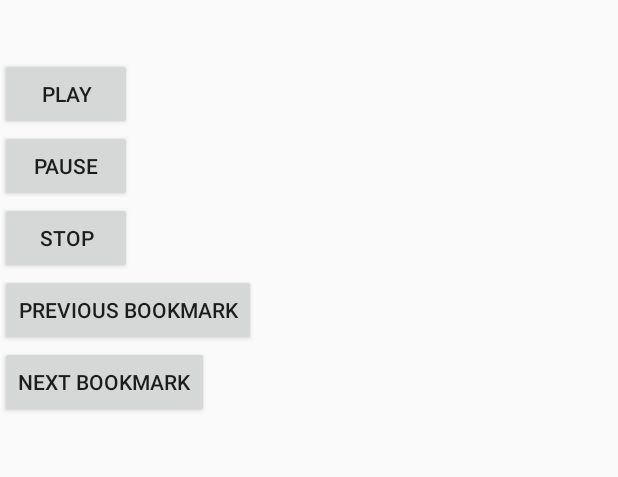
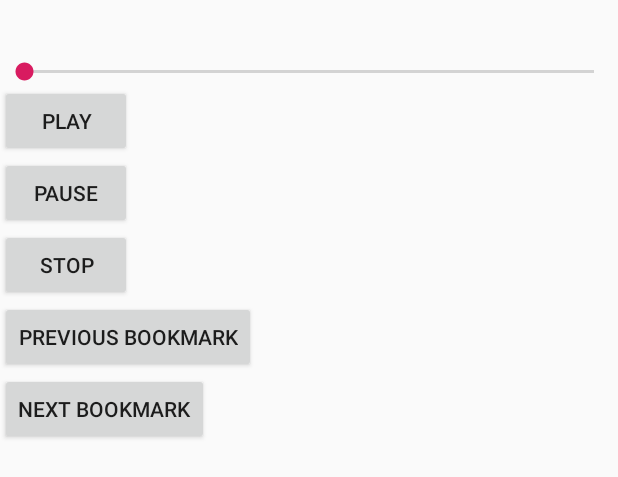
Before and after one commit to datchung/AudioRecorderBookmarkAndroid, an Android app: the layout activity_play.xml on its own in the app's theme, with its tools: preview values and no code run, on a phone screen of 412 x 824 dp. Shown: the top 477 px of the screen. Run offline under Robolectric (Android 15) with nearby library versions, the phone set to English and light mode, and no system bars.

Commit message:
Add SeekBar (wip)

```diff
--- a/app/src/main/java/com/innochi/audiorecorderbookmark/MusicPlayer.java
+++ b/app/src/main/java/com/innochi/audiorecorderbookmark/MusicPlayer.java
@@ -87,18 +87,20 @@ public class MusicPlayer {
     }
 
     public int getPosition(){
-        return mPlayer.getCurrentPosition();
+        return mPlayer == null ? 0 : mPlayer.getCurrentPosition();
     }
 
     public int getDuration(){
-        return mPlayer.getDuration();
+        return mPlayer == null ? 0 : mPlayer.getDuration();
     }
 
     public void seek(int position){
+        if(mPlayer == null) return;
         mPlayer.seekTo(position);
     }
 
     public void start(){
+        if(mPlayer == null) return;
         mPlayer.start();
     }
 }
--- a/app/src/main/java/com/innochi/audiorecorderbookmark/PlayActivity.java
+++ b/app/src/main/java/com/innochi/audiorecorderbookmark/PlayActivity.java
@@ -9,15 +9,20 @@ import android.view.View;
 import android.view.ViewGroup;
 import android.widget.LinearLayout;
 import android.widget.ScrollView;
+import android.widget.SeekBar;
 import android.widget.TextView;
 
 import java.util.List;
+import java.util.Timer;
+import java.util.TimerTask;
 
 public class PlayActivity extends AppCompatActivity {
 
     private MusicPlayer mPlayer = null;
     private String mFilePath = null;
     private int mOffsetMs = -5000;
+    private SeekBar mSeekBar = null;
+    private TextView mSeekBarTextView = null;
 
     @Override
     protected void onCreate(Bundle savedInstanceState) {
@@ -35,12 +40,41 @@ public class PlayActivity extends AppCompatActivity {
 
         mPlayer = new MusicPlayer(mFilePath, bookmarks, mOffsetMs);
         mPlayer.startPlaying();
+
+        initializeSeekBar();
     }
 
     @Override
     public void onStop() {
         super.onStop();
         mPlayer.stopPlaying();
+    }
+
+    private void initializeSeekBar() {
+        mSeekBar = findViewById(R.id.playSeekBar);
+        mSeekBar.setMax(mPlayer.getDuration() / 1000);
+
+        mSeekBarTextView = findViewById(R.id.playRecordingPosition);
+
+        Timer timer = new Timer();
+        timer.schedule(new TimerTask()
+        {
+            @Override
+            public void run()
+            {
+                if(mPlayer != null) {
+                    runOnUiThread(new Runnable() {
+                        @Override
+                        public void run() {
+                            int position = mPlayer.getPosition();
+                            int progress = position / 1000;
+                            mSeekBar.setProgress(progress);
+                            mSeekBarTextView.setText(msToHhmmss(position));
+                        }
+                    });
+                }
+            }
+        }, 1000, 1000);
     }
 
     private List<Integer> getBookmarks() {
@@ -78,10 +112,10 @@ public class PlayActivity extends AppCompatActivity {
     }
 
     private void updateRecordingPositionDisplay(int position) {
-        TextView view = findViewById(R.id.recordingPosition);
-        if(view == null) return;
-
-        view.setText(msToHhmmss(position));
+//        TextView view = findViewById(R.id.recordingPosition);
+//        if(view == null) return;
+//
+//        view.setText(msToHhmmss(position));
     }
 
     public void onPlayClick(View view) {
--- a/app/src/main/res/layout/activity_play.xml
+++ b/app/src/main/res/layout/activity_play.xml
@@ -12,7 +12,12 @@
         android:layout_height="wrap_content" />
 
     <TextView
-        android:id="@+id/recordingPosition"
+        android:id="@+id/playRecordingPosition"
+        android:layout_width="match_parent"
+        android:layout_height="wrap_content" />
+
+    <SeekBar
+        android:id="@+id/playSeekBar"
         android:layout_width="match_parent"
         android:layout_height="wrap_content" />
 
```
